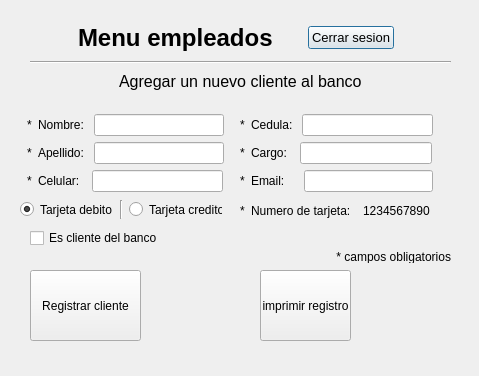
The window that programaEmpleados/registroclientes.ui (nickshott/AplicacionBanco) describes before a commit, drawn with Qt 5.
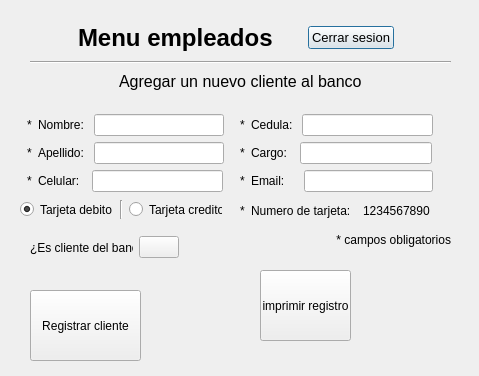
The same window after the commit. Icons and pictures are not drawn.

The edit to the form file:
```diff
--- a/programaEmpleados/registroclientes.ui
+++ b/programaEmpleados/registroclientes.ui
@@ -130,10 +130,10 @@
   <widget class="QLabel" name="label_15">
    <property name="geometry">
     <rect>
-     <x>30</x>
-     <y>250</y>
-     <width>421</width>
-     <height>13</height>
+     <x>330</x>
+     <y>230</y>
+     <width>121</width>
+     <height>20</height>
     </rect>
    </property>
    <property name="text">
@@ -202,24 +202,11 @@
     </item>
    </layout>
   </widget>
-  <widget class="QCheckBox" name="checkBox">
+  <widget class="QPushButton" name="btn_registtro">
    <property name="geometry">
     <rect>
      <x>30</x>
-     <y>230</y>
-     <width>141</width>
-     <height>16</height>
-    </rect>
-   </property>
-   <property name="text">
-    <string>Es cliente del banco</string>
-   </property>
-  </widget>
-  <widget class="QPushButton" name="pushButton">
-   <property name="geometry">
-    <rect>
-     <x>30</x>
-     <y>270</y>
+     <y>290</y>
      <width>111</width>
      <height>71</height>
     </rect>
@@ -241,7 +228,7 @@
     <string>imprimir registro</string>
    </property>
   </widget>
-  <widget class="QWidget" name="">
+  <widget class="QWidget" name="layoutWidget">
    <property name="geometry">
     <rect>
      <x>27</x>
@@ -270,7 +257,7 @@
     </item>
    </layout>
   </widget>
-  <widget class="QWidget" name="">
+  <widget class="QWidget" name="layoutWidget">
    <property name="geometry">
     <rect>
      <x>27</x>
@@ -299,7 +286,7 @@
     </item>
    </layout>
   </widget>
-  <widget class="QWidget" name="">
+  <widget class="QWidget" name="layoutWidget">
    <property name="geometry">
     <rect>
      <x>27</x>
@@ -328,7 +315,7 @@
     </item>
    </layout>
   </widget>
-  <widget class="QWidget" name="">
+  <widget class="QWidget" name="layoutWidget">
    <property name="geometry">
     <rect>
      <x>240</x>
@@ -357,7 +344,7 @@
     </item>
    </layout>
   </widget>
-  <widget class="QWidget" name="">
+  <widget class="QWidget" name="layoutWidget">
    <property name="geometry">
     <rect>
      <x>240</x>
@@ -386,7 +373,7 @@
     </item>
    </layout>
   </widget>
-  <widget class="QWidget" name="">
+  <widget class="QWidget" name="layoutWidget">
    <property name="geometry">
     <rect>
      <x>240</x>
@@ -415,7 +402,7 @@
     </item>
    </layout>
   </widget>
-  <widget class="QWidget" name="">
+  <widget class="QWidget" name="layoutWidget">
    <property name="geometry">
     <rect>
      <x>20</x>
@@ -451,6 +438,46 @@
     </item>
    </layout>
   </widget>
+  <widget class="QWidget" name="">
+   <property name="geometry">
+    <rect>
+     <x>30</x>
+     <y>230</y>
+     <width>149</width>
+     <height>35</height>
+    </rect>
+   </property>
+   <layout class="QHBoxLayout" name="horizontalLayout_11">
+    <item>
+     <widget class="QLabel" name="label_19">
+      <property name="text">
+       <string>¿Es cliente del banco?</string>
+      </property>
+     </widget>
+    </item>
+    <item>
+     <widget class="QPushButton" name="btn_buscar">
+      <property name="enabled">
+       <bool>true</bool>
+      </property>
+      <property name="text">
+       <string/>
+      </property>
+      <property name="icon">
+       <iconset>
+        <normalon>:/new/prefix1/search.png</normalon>
+       </iconset>
+      </property>
+      <property name="iconSize">
+       <size>
+        <width>25</width>
+        <height>25</height>
+       </size>
+      </property>
+     </widget>
+    </item>
+   </layout>
+  </widget>
  </widget>
  <resources/>
  <connections/>
```
Left out of the diff: 18 changed lines with no effect on the pictures.
